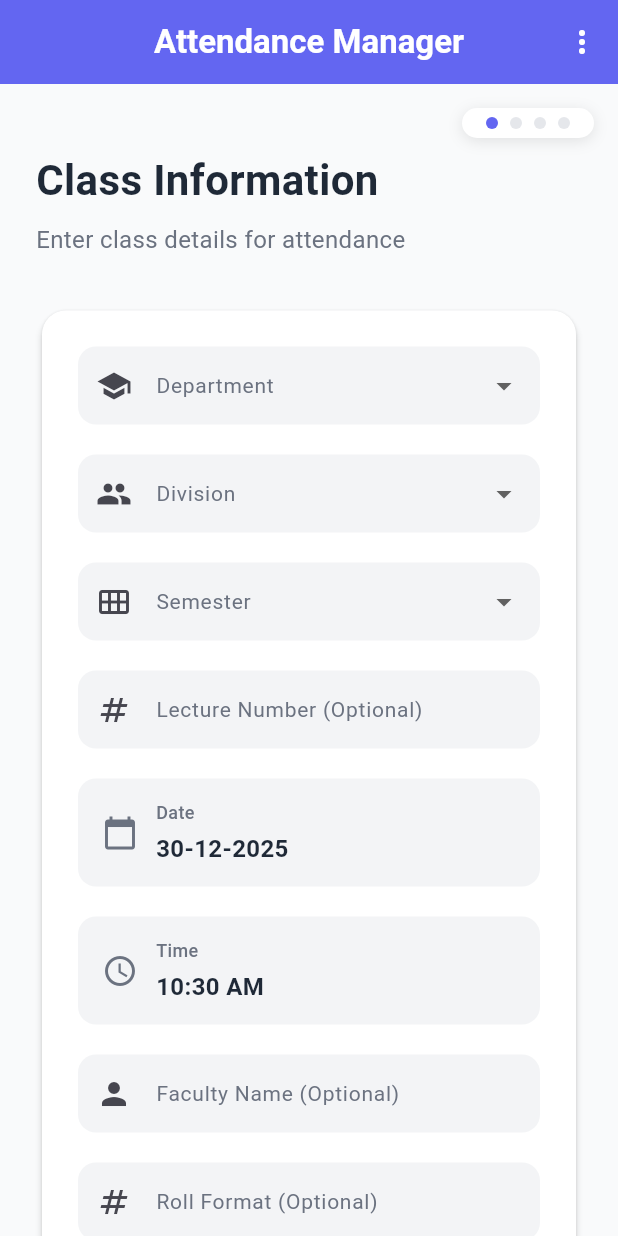
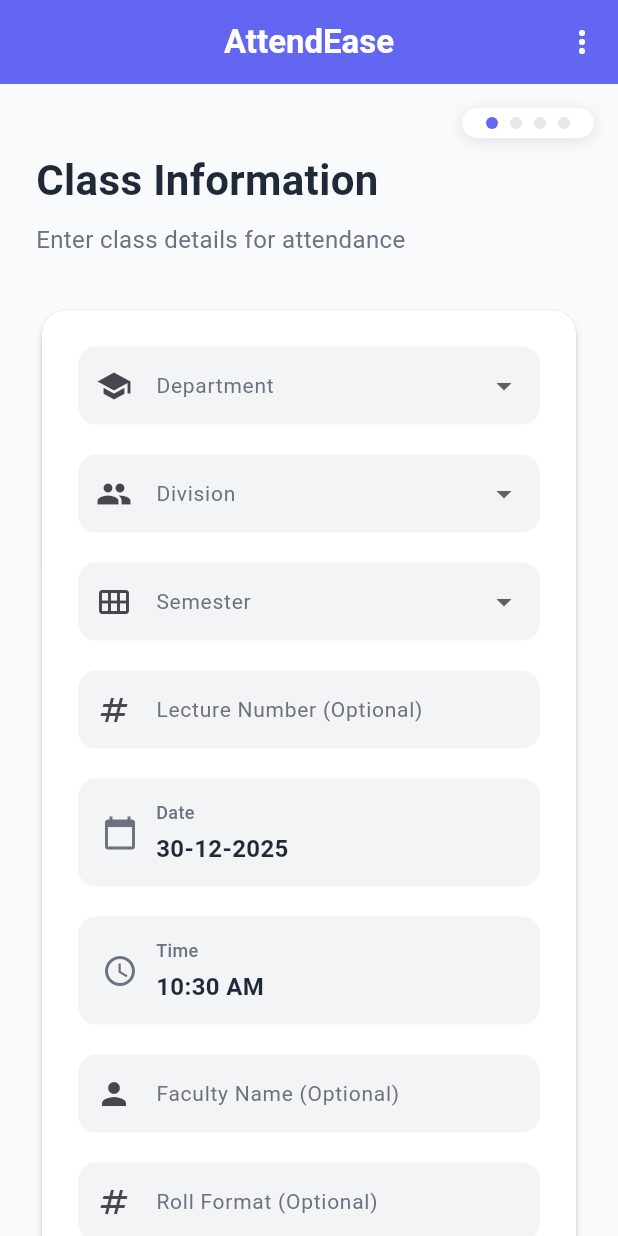
Before and after one commit to deep020206/Attendence_Tracker, a Flutter app: the screen it shows after launch, on a phone screen of 412 x 824 dp. Run offline on Flutter 3.47's test engine with Material 3 defaults, Android fonts, the phone set to English and light mode, and no system bars; our stand-ins replace shared_preferences.

Commit message:
rebrand: Update app name to AttendEase

```diff
--- a/lib/main.dart
+++ b/lib/main.dart
@@ -19,7 +19,7 @@
   @override
   Widget build(BuildContext context) {
     return MaterialApp(
-      title: 'Attendance Manager',
+      title: 'AttendEase',
       theme: ThemeData(
         useMaterial3: true,
         colorScheme: ColorScheme.fromSeed(
@@ -307,7 +307,7 @@
                 ),
                 const SizedBox(height: 16),
                 const Text(
-                  'Attendance Manager',
+                  'AttendEase',
                   style: TextStyle(
                     fontSize: 24,
                     fontWeight: FontWeight.bold,
@@ -413,7 +413,7 @@
     return Scaffold(
       appBar: AppBar(
         title: const Text(
-          'Attendance Manager',
+          'AttendEase',
           style: TextStyle(
             fontWeight: FontWeight.bold,
             fontSize: 22,
```
Also changed, not shown: 4 other files.
